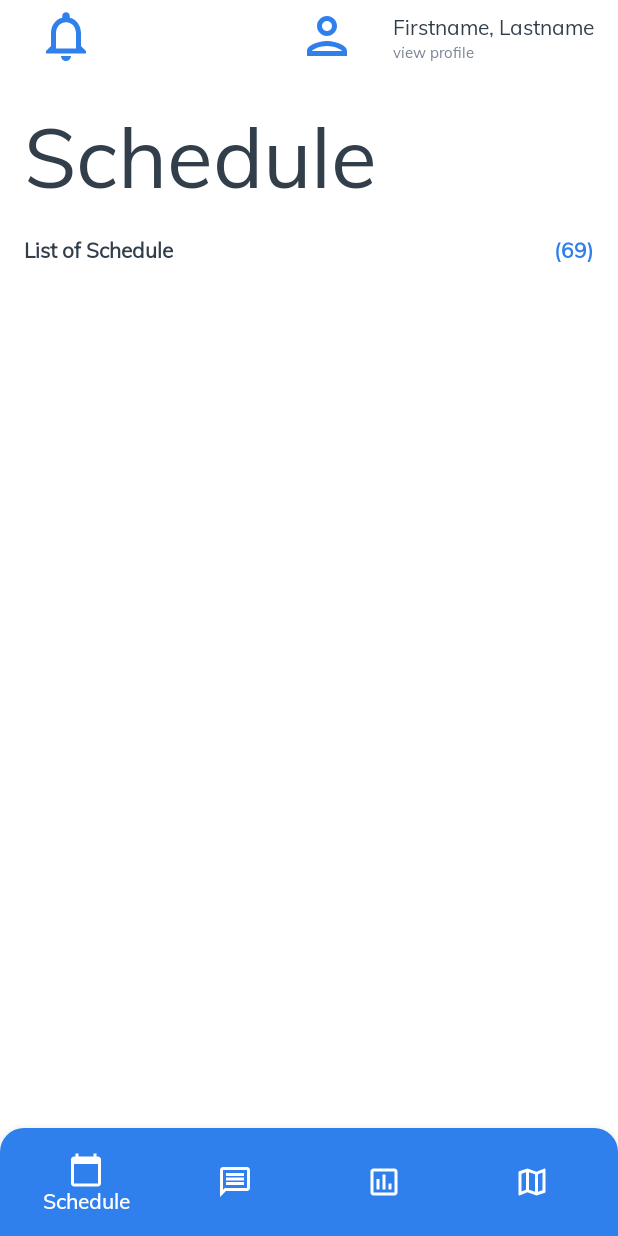
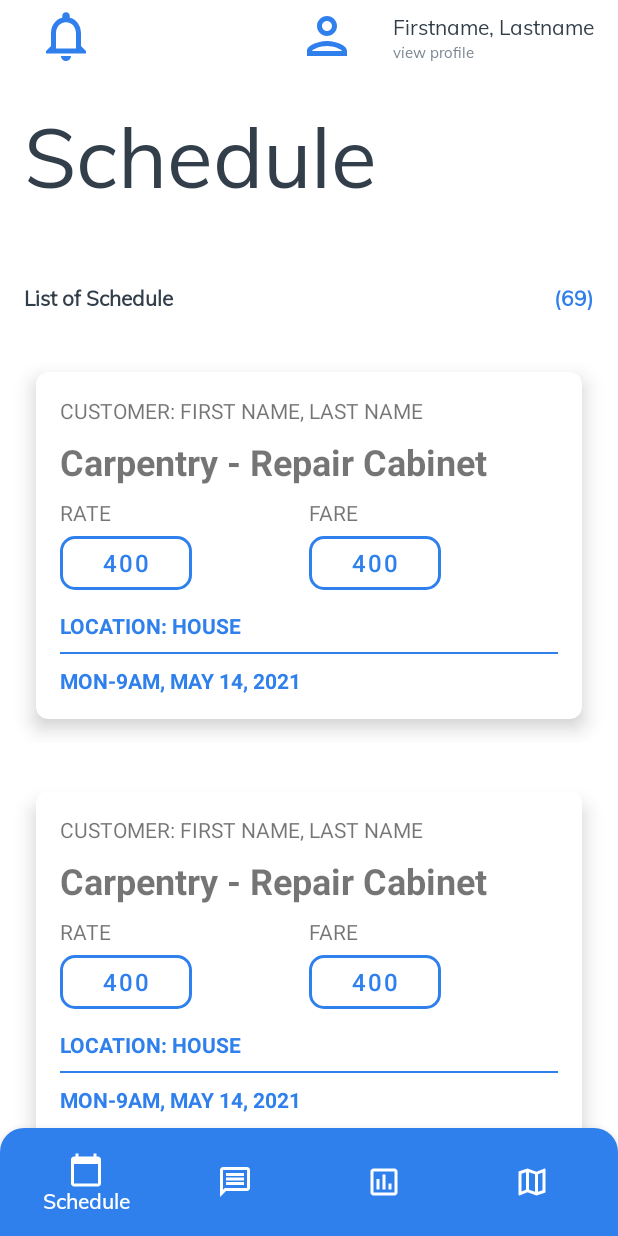
Before and after one commit to cediperez12/smile_worker, an Android app: the MainNavigationActivity screen opened directly, with no data from a screen before it, on a phone screen of 412 x 824 dp. Run offline under Robolectric (Android 15) with nearby library versions, the phone set to English and light mode, and no system bars; our stand-ins replace ButterKnife, Firebase (no records; nobody signed in at launch, a user with empty details on screens opened directly), navigation-ui; 1 statement that could not run was skipped.

Commit message:
created schedule list -created adapter_schedule_list.xml -created ScheduleListAdapter.java -added to fragment_nav_sched.java

```diff
--- a/app/build.gradle
+++ b/app/build.gradle
@@ -42,9 +42,9 @@ dependencies {
     implementation 'androidx.navigation:navigation-fragment:2.3.0'
     implementation 'androidx.navigation:navigation-ui:2.3.0'
     annotationProcessor 'com.jakewharton:butterknife-compiler:10.2.3'
-    implementation  'com.shuhart.stepview:stepview:1.5.1'
     implementation 'androidx.appcompat:appcompat:1.2.0'
     implementation 'com.google.android.material:material:1.3.0'
+    implementation  'com.shuhart.stepview:stepview:1.5.1'
     testImplementation 'junit:junit:4.+'
     androidTestImplementation 'androidx.test.ext:junit:1.1.2'
     androidTestImplementation 'androidx.test.espresso:espresso-core:3.3.0'
--- a/app/src/main/java/com/smile/worker/Activity/MainNavigationActivity.java
+++ b/app/src/main/java/com/smile/worker/Activity/MainNavigationActivity.java
@@ -12,6 +12,7 @@ import androidx.navigation.ui.NavigationUI;
 
 import android.content.Intent;
 import android.os.Bundle;
+import android.util.Log;
 import android.view.MenuItem;
 import android.view.View;
 import android.widget.ImageButton;
@@ -28,7 +29,11 @@ import com.google.firebase.database.DatabaseReference;
 import com.google.firebase.database.FirebaseDatabase;
 import com.google.firebase.database.ValueEventListener;
 import com.smile.worker.Models.PersonalInformation;
+import com.smile.worker.Models.Schedule;
 import com.smile.worker.R;
+
+import java.util.List;
+import java.util.Map;
 
 import butterknife.BindView;
 import butterknife.ButterKnife;
@@ -106,6 +111,21 @@ public class MainNavigationActivity extends AppCompatActivity {
                     }
                 });
 
+        //Load schedule
+        userDatabaseReference
+                .child("_schedule")
+                .addValueEventListener(new ValueEventListener() {
+                    @Override
+                    public void onDataChange(@NonNull DataSnapshot snapshot) {
+                        //Fetch schedule.
+                    }
+
+                    @Override
+                    public void onCancelled(@NonNull DatabaseError error) {
+                        error.toException().printStackTrace();
+                    }
+                });
+
         NavController navController = Navigation.findNavController(this, R.id.fragmentContainerView);
         NavigationUI.setupWithNavController(botNav, navController);
 
@@ -132,4 +152,10 @@ public class MainNavigationActivity extends AppCompatActivity {
 
     }
 
+    public void createNewSchedule(Schedule sched) {
+        userDatabaseReference
+                .child("_schedule")
+                .push()
+                .setValue(sched);
+    }
 }
--- /dev/null
+++ b/app/src/main/java/com/smile/worker/Adapter/ScheduleListAdapter.java
@@ -0,0 +1,47 @@
+package com.smile.worker.Adapter;
+
+import android.view.LayoutInflater;
+import android.view.View;
+import android.view.ViewGroup;
+
+import com.smile.worker.R;
+
+import java.util.List;
+
+import androidx.annotation.NonNull;
+import androidx.recyclerview.widget.RecyclerView;
+
+public class ScheduleListAdapter extends RecyclerView.Adapter<ScheduleListAdapter.ViewHolder> {
+
+    List<Object> listOfSchedule;
+
+    public ScheduleListAdapter(List<Object> listOfSchedule) {
+        this.listOfSchedule = listOfSchedule;
+    }
+
+    @NonNull
+    @Override
+    public ViewHolder onCreateViewHolder(@NonNull ViewGroup parent, int viewType) {
+        View v = LayoutInflater.from(parent.getContext()).inflate(R.layout.adapter_schedule_list,parent,false);
+        ViewHolder holder = new ViewHolder(v);
+        return holder;
+    }
+
+    @Override
+    public void onBindViewHolder(@NonNull ViewHolder holder, int position) {
+        Object temp = listOfSchedule.get(position);
+    }
+
+    @Override
+    public int getItemCount() {
+        return listOfSchedule.size();
+    }
+
+    public class ViewHolder extends RecyclerView.ViewHolder {
+
+        public ViewHolder(@NonNull View itemView) {
+            super(itemView);
+        }
+    }
+
+}
--- a/app/src/main/java/com/smile/worker/Fragments/Navigation/fragment_nav_sched.java
+++ b/app/src/main/java/com/smile/worker/Fragments/Navigation/fragment_nav_sched.java
@@ -3,64 +3,52 @@ package com.smile.worker.Fragments.Navigation;
 import android.os.Bundle;
 
 import androidx.fragment.app.Fragment;
+import androidx.recyclerview.widget.LinearLayoutManager;
+import androidx.recyclerview.widget.RecyclerView;
+import butterknife.BindView;
+import butterknife.ButterKnife;
 
 import android.view.LayoutInflater;
 import android.view.View;
 import android.view.ViewGroup;
 
+import com.smile.worker.Adapter.ScheduleListAdapter;
 import com.smile.worker.R;
 
-/**
- * A simple {@link Fragment} subclass.
- * Use the {@link fragment_nav_sched#newInstance} factory method to
- * create an instance of this fragment.
- */
+import java.util.ArrayList;
+import java.util.List;
+
 public class fragment_nav_sched extends Fragment {
 
-    // TODO: Rename parameter arguments, choose names that match
-    // the fragment initialization parameters, e.g. ARG_ITEM_NUMBER
-    private static final String ARG_PARAM1 = "param1";
-    private static final String ARG_PARAM2 = "param2";
+    @BindView(R.id.rc_fr_nav_sched)
+    RecyclerView recyclerView;
 
-    // TODO: Rename and change types of parameters
-    private String mParam1;
-    private String mParam2;
+    private ScheduleListAdapter adapter;
 
     public fragment_nav_sched() {
         // Required empty public constructor
-    }
-
-    /**
-     * Use this factory method to create a new instance of
-     * this fragment using the provided parameters.
-     *
-     * @param param1 Parameter 1.
-     * @param param2 Parameter 2.
-     * @return A new instance of fragment fragment_nav_sched.
-     */
-    // TODO: Rename and change types and number of parameters
-    public static fragment_nav_sched newInstance(String param1, String param2) {
-        fragment_nav_sched fragment = new fragment_nav_sched();
-        Bundle args = new Bundle();
-        args.putString(ARG_PARAM1, param1);
-        args.putString(ARG_PARAM2, param2);
-        fragment.setArguments(args);
-        return fragment;
-    }
-
-    @Override
-    public void onCreate(Bundle savedInstanceState) {
-        super.onCreate(savedInstanceState);
-        if (getArguments() != null) {
-            mParam1 = getArguments().getString(ARG_PARAM1);
-            mParam2 = getArguments().getString(ARG_PARAM2);
-        }
     }
 
     @Override
     public View onCreateView(LayoutInflater inflater, ViewGroup container,
                              Bundle savedInstanceState) {
         // Inflate the layout for this fragment
-        return inflater.inflate(R.layout.fragment_nav_sched, container, false);
+        View v = inflater.inflate(R.layout.fragment_nav_sched, container, false);
+        ButterKnife.bind(this,v);
+
+        //Setup adapter;
+        //Temporary data
+        List<Object> temp = new ArrayList<Object>();
+        temp.add(new Object());
+        temp.add(new Object());
+
+        adapter = new ScheduleListAdapter(temp);
+
+        //Setup recyclerview;
+        recyclerView.setHasFixedSize(true);
+        recyclerView.setLayoutManager(new LinearLayoutManager(v.getContext()));
+        recyclerView.setAdapter(adapter);
+
+        return v;
     }
 }
--- /dev/null
+++ b/app/src/main/res/layout/adapter_schedule_list.xml
@@ -0,0 +1,115 @@
+<?xml version="1.0" encoding="utf-8"?>
+<LinearLayout xmlns:android="http://schemas.android.com/apk/res/android"
+              android:layout_width="match_parent"
+              android:layout_height="wrap_content"
+              android:padding="8dp"
+              xmlns:app="http://schemas.android.com/apk/res-auto">
+
+    <androidx.cardview.widget.CardView
+        android:layout_width="match_parent"
+        android:layout_height="wrap_content"
+        android:layout_margin="16dp"
+        app:cardCornerRadius="8dp"
+        app:cardElevation="8dp">
+
+        <LinearLayout
+            android:layout_width="match_parent"
+            android:layout_height="wrap_content"
+            android:padding="16dp"
+            android:orientation="vertical">
+
+            <TextView
+                android:layout_width="match_parent"
+                android:layout_height="wrap_content"
+                android:textAllCaps="true"
+                android:text="CUSTOMER: FIRST NAME, LAST NAME"
+                />
+
+            <TextView
+                android:layout_width="match_parent"
+                android:layout_height="wrap_content"
+                android:layout_marginTop="8dp"
+                android:textSize="24sp"
+                android:textStyle="bold"
+                android:text="Carpentry - Repair Cabinet"/>
+
+            <LinearLayout
+                android:layout_width="match_parent"
+                android:layout_height="wrap_content"
+                android:orientation="horizontal"
+                android:layout_marginTop="8dp">
+
+                <LinearLayout
+                    android:layout_width="match_parent"
+                    android:layout_height="wrap_content"
+                    android:layout_weight="1"
+                    android:orientation="vertical">
+
+                    <TextView
+                        android:layout_width="match_parent"
+                        android:layout_height="wrap_content"
+                        android:text="RATE"
+                        android:textAllCaps="true"/>
+
+                    <Button
+                        android:layout_width="wrap_content"
+                        android:layout_height="wrap_content"
+                        style="@style/button_outline"
+                        android:textSize="16sp"
+                        android:text="400"/>
+
+                </LinearLayout>
+
+                <LinearLayout
+                    android:layout_width="match_parent"
+                    android:layout_height="wrap_content"
+                    android:layout_weight="1"
+                    android:orientation="vertical">
+
+                    <TextView
+                        android:layout_width="match_parent"
+                        android:layout_height="wrap_content"
+                        android:text="FARE"
+                        android:textAllCaps="true"/>
+
+                    <Button
+                        android:layout_width="wrap_content"
+                        android:layout_height="wrap_content"
+                        style="@style/button_outline"
+                        android:textSize="16sp"
+                        android:text="400"/>
+
+                </LinearLayout>
+
+            </LinearLayout>
+
+            <TextView
+                android:layout_width="match_parent"
+                android:layout_height="wrap_content"
+                android:layout_marginTop="8dp"
+                android:textColor="@color/blue_2F80ED"
+                android:text="LOCATION: HOUSE"
+                android:textStyle="bold" />
+
+            <View
+                android:layout_width="match_parent"
+                android:layout_height="1dp"
+                android:layout_marginTop="8dp"
+                android:background="@color/blue_2F80ED"/>
+
+            <TextView
+                android:layout_width="match_parent"
+                android:layout_height="wrap_content"
+                android:layout_marginTop="8dp"
+                android:text="MON-9AM, MAY 14, 2021"
+                android:textColor="@color/blue_2F80ED"
+                android:textStyle="bold"
+                />
+
+        </LinearLayout>
+
+
+
+    </androidx.cardview.widget.CardView>
+
+</LinearLayout>
--- a/app/src/main/res/layout/fragment_nav_sched.xml
+++ b/app/src/main/res/layout/fragment_nav_sched.xml
@@ -3,7 +3,6 @@
     xmlns:tools="http://schemas.android.com/tools"
     android:layout_width="match_parent"
     android:layout_height="match_parent"
-    android:padding="16dp"
     tools:context=".Fragments.Navigation.fragment_nav_sched">
 
     <!-- TODO: Update blank fragment layout -->
@@ -13,14 +12,17 @@
         android:layout_width="wrap_content"
         android:layout_height="wrap_content"
         android:layout_alignParentTop="true"
+        android:padding="16dp"
         android:text="Schedule"
         android:textAppearance="@style/textStyle_title1"/>
 
 
     <RelativeLayout
+        android:id="@+id/rl_fr_sched_title"
         android:layout_below="@+id/tv_fr_MainSched"
         android:layout_width="match_parent"
         android:layout_height="wrap_content"
+        android:padding="16dp"
         >
         <TextView
             android:layout_width="wrap_content"
@@ -40,5 +42,11 @@
 
     </RelativeLayout>
 
+    <androidx.recyclerview.widget.RecyclerView
+        android:id="@+id/rc_fr_nav_sched"
+        android:layout_width="match_parent"
+        android:layout_height="match_parent"
+        android:layout_below="@id/rl_fr_sched_title"/>
+
 
 </RelativeLayout>
```
Also changed, not shown: app/src/main/java/com/smile/worker/Models/Schedule.java (added, +87 -0 lines).
